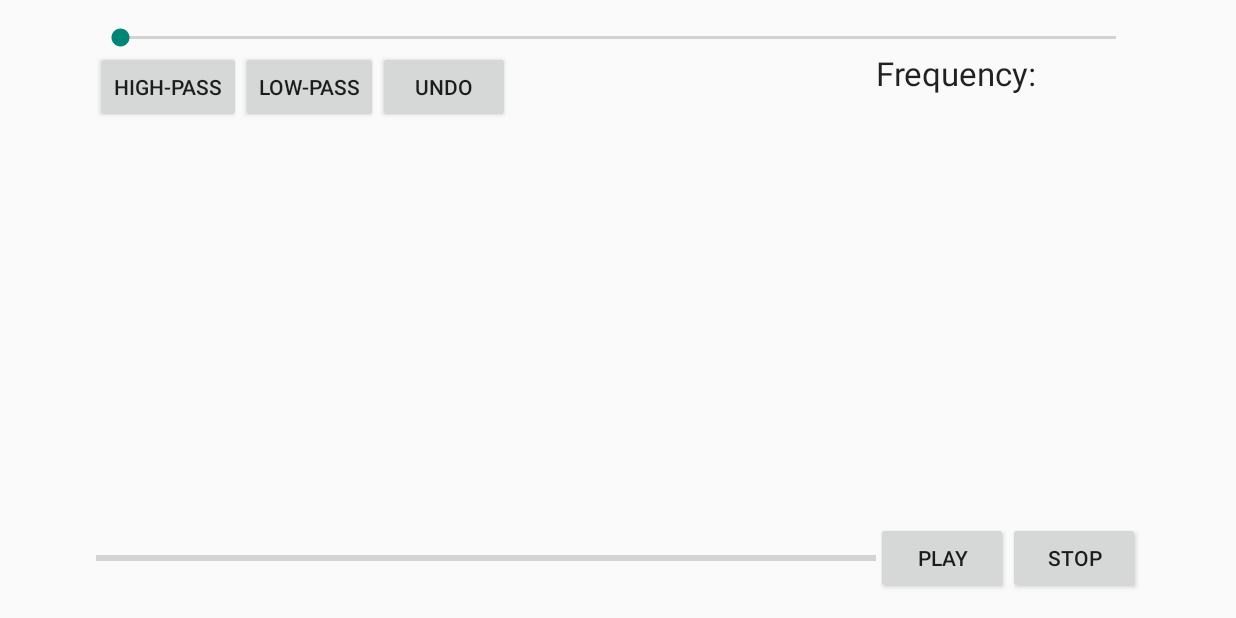
After one commit to S7uXN37/MusicInterpreterStudio, an Android app: the FilterActivity screen opened directly, with no data from a screen before it, on a phone screen of 824 x 412 dp (held sideways). The commit adds this screen. Run offline under Robolectric (Android 15) with nearby library versions, the phone set to English and light mode, and no system bars; 1 statement that could not run was skipped.

Commit message:
FilterActivity: Basic structure
method stubs, etc.

```diff
--- /dev/null
+++ b/app/src/main/java/me/marc_himmelberger/musicinterpreter/filtering/FilterActivity.java
@@ -0,0 +1,51 @@
+package me.marc_himmelberger.musicinterpreter.filtering;
+
+import android.os.Bundle;
+import android.support.v7.app.AppCompatActivity;
+import android.view.View;
+import android.widget.SeekBar;
+import android.widget.TextView;
+
+import java.util.ArrayList;
+
+import me.marc_himmelberger.musicinterpreter.R;
+import me.marc_himmelberger.musicinterpreter.ui.MainActivity;
+
+public class FilterActivity extends AppCompatActivity {
+    private ArrayList<Short> samples;
+    private TextView freqDisplay;
+    private SeekBar freqSeekBar;
+
+    @Override
+    protected void onCreate(Bundle savedInstanceState) {
+        super.onCreate(savedInstanceState);
+        setContentView(R.layout.activity_filter);
+
+        samples = (ArrayList<Short>) getIntent().getExtras().get(MainActivity.EXTRA_SAMPLES);
+
+        freqDisplay = (TextView) findViewById(R.id.filters_frequency);
+        freqSeekBar = (SeekBar) findViewById(R.id.filters_frequency_SeekBar);
+
+        // TODO setup playback
+    }
+
+    public void highPass(View view) {
+        // TODO
+    }
+
+    public void lowPass(View view) {
+        // TODO
+    }
+
+    public void undo(View view) {
+        // TODO
+    }
+
+    public void mediaPlayPause(View view) {
+        // TODO
+    }
+
+    public void mediaStop(View view) {
+        // TODO
+    }
+}
--- /dev/null
+++ b/app/src/main/res/layout/activity_filter.xml
@@ -0,0 +1,86 @@
+<?xml version="1.0" encoding="utf-8"?>
+<RelativeLayout
+    xmlns:android="http://schemas.android.com/apk/res/android"
+    xmlns:tools="http://schemas.android.com/tools"
+    android:layout_width="match_parent"
+    android:layout_height="match_parent"
+    android:paddingBottom="@dimen/activity_vertical_margin"
+    android:paddingLeft="@dimen/activity_horizontal_margin"
+    android:paddingRight="@dimen/activity_horizontal_margin"
+    android:paddingTop="@dimen/activity_vertical_margin"
+    tools:context="me.marc_himmelberger.musicinterpreter.filtering.FilterActivity">
+
+    <SeekBar
+        android:layout_width="match_parent"
+        android:layout_height="wrap_content"
+        android:layout_alignParentStart="true"
+        android:id="@+id/filters_frequency_SeekBar"
+        android:max="880"
+        android:progress="0" />
+
+    <TextView
+        android:layout_width="wrap_content"
+        android:layout_height="wrap_content"
+        android:id="@+id/filters_frequency"
+        android:textAppearance="?android:attr/textAppearanceLarge"
+        android:text="@string/filters_freqPrefix"
+        android:layout_below="@+id/filters_frequency_SeekBar"
+        android:layout_toEndOf="@+id/filters_player_ProgressBar" />
+
+    <Button
+        android:layout_width="wrap_content"
+        android:layout_height="wrap_content"
+        android:layout_below="@+id/filters_frequency_SeekBar"
+        android:layout_alignParentStart="true"
+        android:id="@+id/highPass_button"
+        android:text="@string/filters_highPass" />
+
+    <Button
+        android:layout_width="wrap_content"
+        android:layout_height="wrap_content"
+        android:id="@+id/lowPass_button"
+        android:text="@string/filters_lowPass"
+        android:clickable="false"
+        android:layout_below="@+id/filters_frequency_SeekBar"
+        android:layout_toEndOf="@+id/highPass_button" />
+
+    <Button
+        android:layout_width="wrap_content"
+        android:layout_height="wrap_content"
+        android:id="@+id/undo_button"
+        android:text="@string/filters_undo"
+        android:clickable="false"
+        android:layout_below="@+id/filters_frequency_SeekBar"
+        android:layout_toEndOf="@+id/lowPass_button" />
+
+    <ProgressBar
+        style="?android:attr/progressBarStyleHorizontal"
+        android:layout_width="wrap_content"
+        android:layout_height="wrap_content"
+        android:id="@+id/filters_player_ProgressBar"
+        android:max="100"
+        android:progress="0"
+        android:layout_alignParentStart="true"
+        android:layout_toStartOf="@+id/filters_playPauseButton"
+        android:layout_alignBottom="@+id/filters_playPauseButton"
+        android:layout_alignTop="@+id/filters_playPauseButton" />
+
+    <Button
+        android:layout_width="wrap_content"
+        android:layout_height="wrap_content"
+        android:id="@+id/filters_playPauseButton"
+        android:text="@string/playPauseButton_textPlay"
+        android:clickable="false"
+        android:layout_toStartOf="@+id/filters_stopButton"
+        android:layout_alignParentBottom="true" />
+
+    <Button
+        android:layout_width="wrap_content"
+        android:layout_height="wrap_content"
+        android:id="@+id/filters_stopButton"
+        android:text="@string/stopButton_text"
+        android:clickable="false"
+        android:layout_alignParentBottom="true"
+        android:layout_alignEnd="@+id/filters_frequency_SeekBar" />
+
+</RelativeLayout>
--- a/app/src/main/res/layout/fragment_open_file.xml
+++ b/app/src/main/res/layout/fragment_open_file.xml
@@ -42,11 +42,9 @@
         android:layout_height="wrap_content"
         android:textAppearance="?android:attr/textAppearanceMedium"
         android:id="@+id/filePath"
-        android:layout_alignParentBottom="true"
         android:layout_alignParentEnd="true"
         android:layout_alignParentStart="true"
         android:hint="@string/file_path_hint"
         android:layout_below="@+id/textView" />
 
-
 </RelativeLayout>
--- a/app/src/main/res/values/strings.xml
+++ b/app/src/main/res/values/strings.xml
@@ -4,10 +4,11 @@
     <string name="app_name">MusicInterpreter</string>
 
     <string name="open_file_title">1. Open file</string>
-    <string name="file_selection_info">Choose the file you want to analyze.</string>
+    <string name="file_selection_info">Choose the file you want to analyze. Apply filters if needed.</string>
     <string name="file_path_prefix">Selected file:</string>
     <string name="file_path_hint">Select a file&#8230;</string>
     <string name="open_file_button">Select file</string>
+    <string name="apply_filters_button">Apply filters</string>
 
     <string name="read_file_title">2. Read file</string>
     <string name="read_file_info">Here you can read the file contents.</string>
@@ -31,4 +32,12 @@
     <string name="downButton_text">Down</string>
 
     <string name="scroll_block_msg">Complete this screen before moving on!</string>
+
+
+    <string name="filter_app_name">MusicInterpreter: Filters</string>
+
+    <string name="filters_freqPrefix">Frequency: </string>
+    <string name="filters_highPass">High-Pass</string>
+    <string name="filters_lowPass">Low-Pass</string>
+    <string name="filters_undo">Undo</string>
 </resources>
```
Also changed, not shown: app/src/main/AndroidManifest.xml (+17 -5 lines), app/src/main/java/me/marc_himmelberger/musicinterpreter/ui/InterpreterFragment.java (+16 -6 lines), app/src/main/java/me/marc_himmelberger/musicinterpreter/ui/MainActivity.java (+10 -0 lines), app/src/main/res/layout/fragment_read_file.xml (+13 -2 lines), 1 other file.
